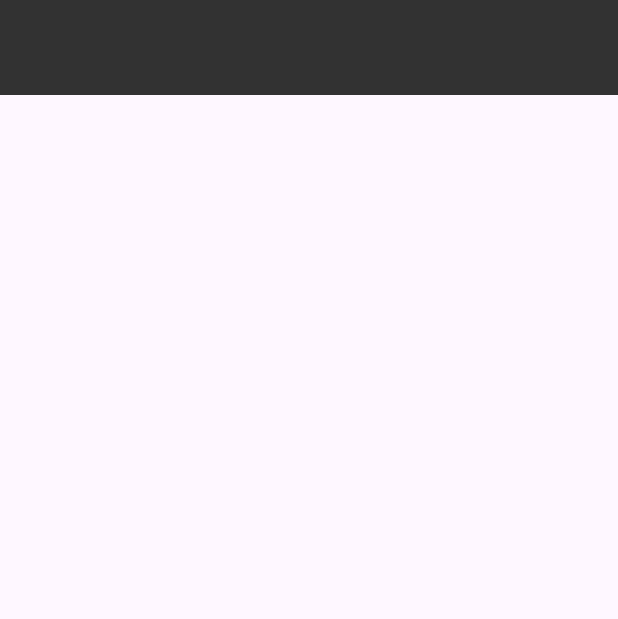
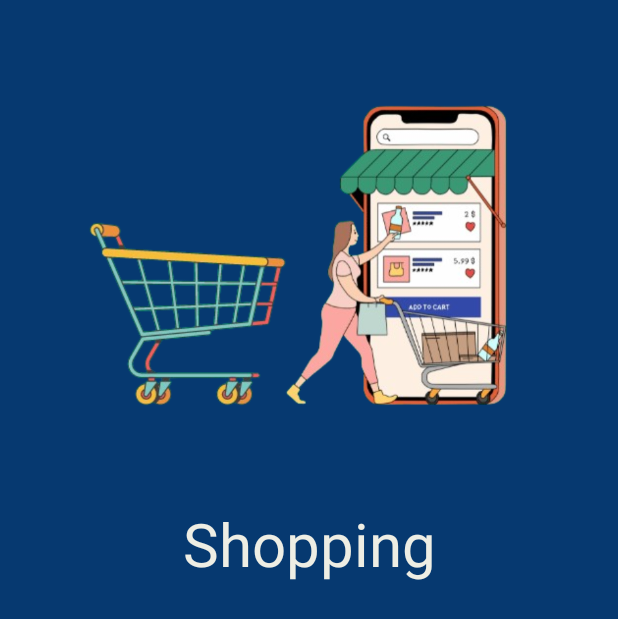
Before and after one commit to tarun-954/App-development-in-Kotlin-Work, an Android app: the screen it shows after launch (MainActivity3), on a phone screen of 412 x 824 dp. Shown: the top 619 px of the screen. Run offline under Robolectric (Android 15) with nearby library versions, the phone set to English and light mode, and no system bars.

Commit message:
working on Shoping project

```diff
--- a/app/src/main/res/layout/activity_main3.xml
+++ b/app/src/main/res/layout/activity_main3.xml
@@ -1,23 +1,35 @@
 <?xml version="1.0" encoding="utf-8"?>
-<LinearLayout xmlns:android="http://schemas.android.com/apk/res/android"
+<androidx.constraintlayout.widget.ConstraintLayout xmlns:android="http://schemas.android.com/apk/res/android"
     xmlns:app="http://schemas.android.com/apk/res-auto"
     xmlns:tools="http://schemas.android.com/tools"
     android:id="@+id/main"
     android:layout_width="match_parent"
     android:layout_height="match_parent"
-    tools:context=".MainActivity3"
-
-    android:orientation="vertical"
-    >
+    tools:context=".MainActivity2"
+    android:background="#063970">
 
 
-    <LinearLayout
-        android:layout_width="match_parent"
-        android:layout_height="63dp"
-        android:orientation="vertical"
-        android:background="#323232"
+    <ImageView
+        android:id="@+id/imageView3"
+        android:layout_width="414dp"
+        android:layout_height="327dp"
+        app:layout_constraintEnd_toEndOf="parent"
+        app:layout_constraintStart_toStartOf="parent"
+        app:layout_constraintTop_toTopOf="parent"
+        app:srcCompat="@drawable/backShopingImage" />
 
-        >
+    <TextView
+        android:id="@+id/textView2"
+        android:layout_width="189dp"
+        android:layout_height="58dp"
+        android:layout_marginTop="8dp"
+        android:text="@string/shopping"
+        android:textColor="#eeeee4"
+        android:textSize="40dp"
+        android:fontFamily=""
+        android:textAlignment="center"
+        app:layout_constraintEnd_toEndOf="parent"
+        app:layout_constraintStart_toStartOf="parent"
+        app:layout_constraintTop_toBottomOf="@+id/imageView3" />
 
-    </LinearLayout>
-</LinearLayout>
+</androidx.constraintlayout.widget.ConstraintLayout>
--- a/app/src/main/res/values/strings.xml
+++ b/app/src/main/res/values/strings.xml
@@ -2,4 +2,5 @@
     <string name="app_name">applocalize</string>
     <string name="welcome_to_my_language_app">Welcome to My Language app</string>
     <string name="snackbar">Snackbar</string>
+    <string name="shopping">Shopping</string>
 </resources>
```
Also changed, not shown: app/src/main/res/drawable/arrowBack.png (deleted), app/src/main/res/drawable/backShopingImage.png (added), app/src/main/res/font/QwitcherGrypen-Bold.ttf (added), app/src/main/res/font/QwitcherGrypen-Regular.ttf (added).
